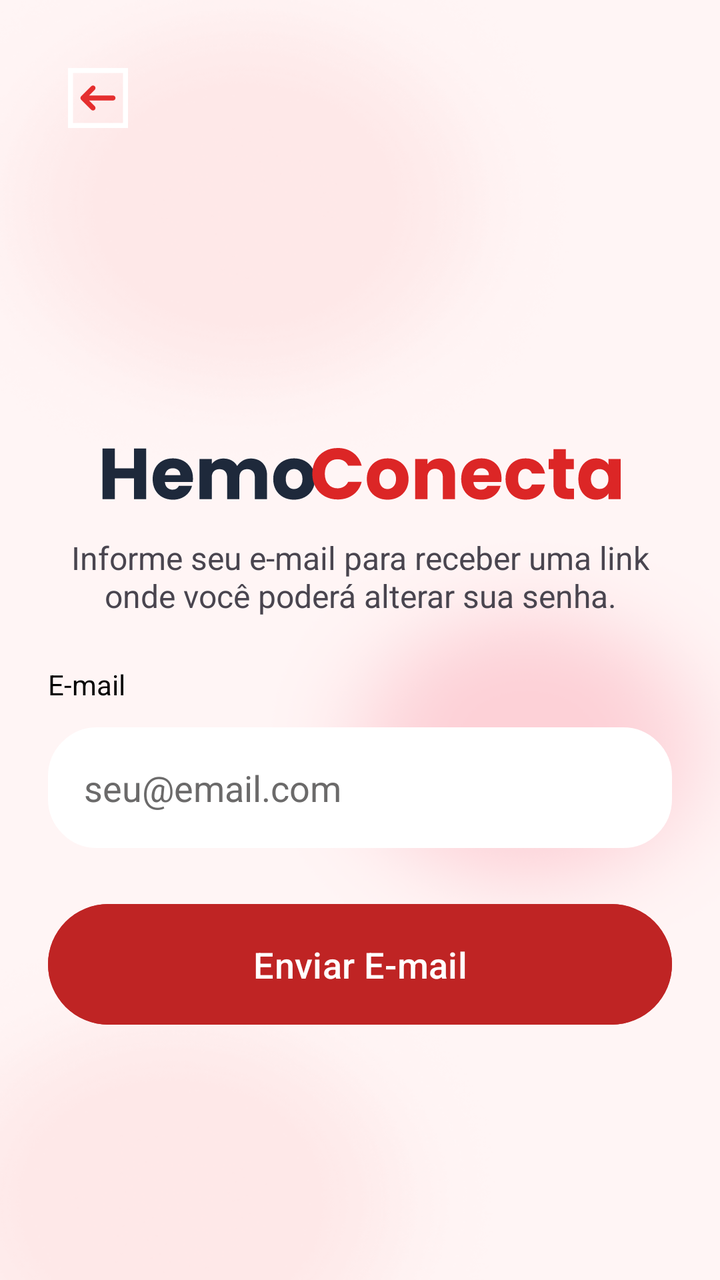
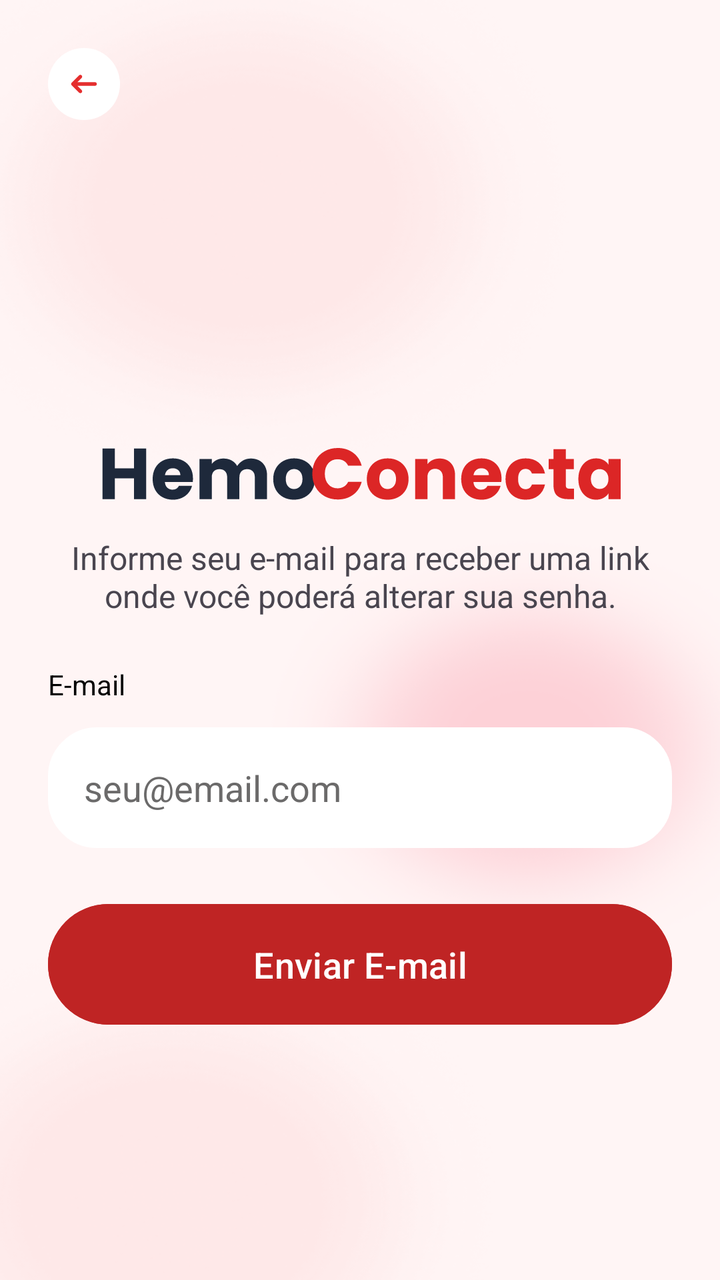

Before-and-after screenshots of an Android layout around one commit, followed by the original layout XML and the change that was made.
<!-- AndroidManifest.xml: application theme Theme.Hemo_Conecta -->
<!-- res/layout/fragment_recuperar_senha.xml -->
<?xml version="1.0" encoding="utf-8"?>
<androidx.constraintlayout.widget.ConstraintLayout xmlns:android="http://schemas.android.com/apk/res/android"
    xmlns:app="http://schemas.android.com/apk/res-auto"
    xmlns:tools="http://schemas.android.com/tools"
    android:id="@+id/main"
    android:layout_width="match_parent"
    android:layout_height="match_parent"
    android:padding="24dp"
    android:background="@drawable/back_foto">

    <ImageButton
        android:id="@+id/btnBack"
        android:layout_width="50dp"
        android:layout_height="50dp"
        android:background="?attr/selectableItemBackgroundBorderless"
        android:src="@drawable/ic_back"
        app:layout_constraintTop_toTopOf="parent"
        app:layout_constraintStart_toStartOf="parent"/>

    <ImageView
        android:id="@+id/textLogo1"
        android:layout_width="wrap_content"
        android:layout_height="wrap_content"
        android:gravity="center"
        android:src="@drawable/text"
        android:layout_marginTop="200dp"
        app:layout_constraintEnd_toEndOf="parent"
        app:layout_constraintStart_toStartOf="parent"
        app:layout_constraintTop_toTopOf="parent"/>

    <TextView
        android:id="@+id/text1"
        android:layout_width="wrap_content"
        android:layout_height="wrap_content"
        android:textSize="16dp"
        android:gravity="center"
        android:text="Informe seu e-mail para receber uma link onde você poderá alterar sua senha."
        app:layout_constraintEnd_toEndOf="parent"
        app:layout_constraintStart_toStartOf="parent"
        app:layout_constraintTop_toBottomOf="@id/textLogo1"/>

    <LinearLayout
        android:id="@+id/linear2"
        android:layout_width="match_parent"
        android:layout_height="wrap_content"
        android:gravity="center"
        android:orientation="vertical"
        app:layout_constraintBottom_toBottomOf="parent"
        app:layout_constraintLeft_toLeftOf="parent"
        app:layout_constraintTop_toBottomOf="@id/text1"
        app:layout_constraintVertical_bias="0.0">

        <TextView
            android:layout_width="match_parent"
            android:layout_height="wrap_content"
            android:layout_marginTop="24dp"
            android:text="E-mail"
            android:textColor="@color/black"
            android:textSize="14sp" />

        <EditText
            android:id="@+id/input_recuperar_senha"
            android:layout_width="match_parent"
            android:layout_height="wrap_content"
            android:layout_marginTop="12dp"
            android:background="@drawable/rounded_corner"
            android:backgroundTint="@color/white"
            android:hint="seu@email.com"
            android:inputType="text"
            android:padding="18dp"
            android:textColor="@color/cinza"
            android:textColorHint="@color/cinza"
            android:textSize="18sp" />

        <Button
            android:id="@+id/BtnRecuperar"
            android:layout_width="match_parent"
            android:layout_height="wrap_content"
            android:layout_marginTop="24dp"
            android:backgroundTint="@color/vermelho"
            android:padding="18dp"
            android:text="Enviar E-mail"
            android:textColor="@color/white"
            android:textSize="18sp" />
    </LinearLayout>
</androidx.constraintlayout.widget.ConstraintLayout>
<!-- resources referenced by this layout -->
<resources>
  <color name="black">#000000</color>
  <color name="cinza">#6B6A6A</color>
  <color name="vermelho">#BF2424</color>
  <color name="white">#FFFFFF</color>
  <!-- drawable back_foto: png bitmap (drawable, 76642 bytes) -->
  <!-- drawable ic_back (drawable) -->
  <vector xmlns:android="http://schemas.android.com/apk/res/android" android:height="30dp" android:viewportHeight="512" android:viewportWidth="512" android:width="30dp">
        
      <path android:fillColor="#FFFFFF" android:pathData="M0,0v512h512V0H0zM469.33,469.33H42.67V42.67h426.67V469.33z"/>
        
      <path android:fillColor="#E52E2E" android:pathData="M110.93,243.24c-0.23,0.3 -0.46,0.6 -0.67,0.91c-0.2,0.3 -0.38,0.62 -0.57,0.93c-0.17,0.28 -0.35,0.56 -0.51,0.86c-0.17,0.32 -0.31,0.65 -0.47,0.97c-0.14,0.31 -0.3,0.61 -0.43,0.92c-0.13,0.31 -0.24,0.64 -0.35,0.96c-0.12,0.34 -0.25,0.67 -0.35,1.01c-0.1,0.32 -0.17,0.65 -0.25,0.97c-0.09,0.35 -0.19,0.7 -0.26,1.05c-0.07,0.38 -0.12,0.75 -0.17,1.13c-0.04,0.31 -0.1,0.62 -0.14,0.93c-0.14,1.4 -0.14,2.81 0,4.21c0.03,0.31 0.09,0.62 0.14,0.93c0.05,0.38 0.1,0.76 0.17,1.13c0.07,0.36 0.17,0.7 0.26,1.05c0.08,0.32 0.15,0.65 0.25,0.97c0.1,0.34 0.23,0.68 0.35,1.01c0.12,0.32 0.22,0.64 0.35,0.96c0.13,0.31 0.28,0.62 0.43,0.92c0.15,0.32 0.3,0.65 0.47,0.97c0.16,0.29 0.34,0.57 0.51,0.86c0.19,0.31 0.36,0.63 0.57,0.93c0.21,0.31 0.44,0.61 0.67,0.91c0.19,0.25 0.37,0.52 0.57,0.76c0.44,0.54 0.9,1.05 1.39,1.54c0.01,0.01 0.01,0.02 0.02,0.02l85.33,85.33c8.33,8.33 21.84,8.33 30.17,0c8.33,-8.33 8.33,-21.84 0,-30.17l-48.92,-48.92H384c11.78,0 21.33,-9.55 21.33,-21.33s-9.55,-21.33 -21.33,-21.33H179.5l48.92,-48.92c8.33,-8.33 8.33,-21.84 0,-30.17s-21.84,-8.33 -30.17,0l-85.33,85.33c-0.01,0.01 -0.01,0.02 -0.02,0.02c-0.49,0.49 -0.95,1 -1.39,1.54C111.3,242.73 111.12,242.99 110.93,243.24z"/>
      
  </vector>
  <!-- drawable rounded_corner (drawable) -->
  <?xml version="1.0" encoding="utf-8"?>
  <shape xmlns:android="http://schemas.android.com/apk/res/android"
      android:shape="rectangle">
      <corners android:radius="24dp"/>
      <stroke android:width="1dp" android:color="@color/white"/>
  
  </shape>
  <!-- drawable text: vector/xml drawable (drawable, 6768 chars, omitted) -->
  <style name="Theme.Hemo_Conecta" parent="Base.Theme.Hemo_Conecta" />
  <style name="Base.Theme.Hemo_Conecta" parent="Theme.Material3.DayNight.NoActionBar">
          
          
      </style>
</resources>

<!-- the commit's change to res/layout/fragment_recuperar_senha.xml (unified diff, before → after) -->
@@ -8,14 +8,22 @@
     android:padding="24dp"
     android:background="@drawable/back_foto">
 
-    <ImageButton
+    
+    <FrameLayout
         android:id="@+id/btnBack"
-        android:layout_width="50dp"
-        android:layout_height="50dp"
-        android:background="?attr/selectableItemBackgroundBorderless"
-        android:src="@drawable/ic_back"
-        app:layout_constraintTop_toTopOf="parent"
-        app:layout_constraintStart_toStartOf="parent"/>
+        android:layout_width="36dp"
+        android:layout_height="36dp"
+        android:layout_marginTop="10dp"
+        android:background="@drawable/bg_icon"
+        android:backgroundTint="@color/white">
+
+        <ImageView
+            android:layout_width="22dp"
+            android:layout_height="22dp"
+            android:layout_gravity="center"
+            android:contentDescription="Voltar"
+            android:src="@drawable/ic_back" />
+    </FrameLayout>
 
     <ImageView
         android:id="@+id/textLogo1"
<!-- resource entries referenced after the edit -->
@@ -5,6 +5,11 @@
   <color name="vermelho">#BF2424</color>
   <color name="white">#FFFFFF</color>
   <!-- drawable back_foto: png bitmap (drawable, 76642 bytes) -->
+  <!-- drawable bg_icon (drawable) -->
+  <?xml version="1.0" encoding="utf-8"?>
+  <shape xmlns:android="http://schemas.android.com/apk/res/android"
+      android:shape="oval">
+  </shape>
   <!-- drawable ic_back (drawable) -->
   <vector xmlns:android="http://schemas.android.com/apk/res/android" android:height="30dp" android:viewportHeight="512" android:viewportWidth="512" android:width="30dp">
         
